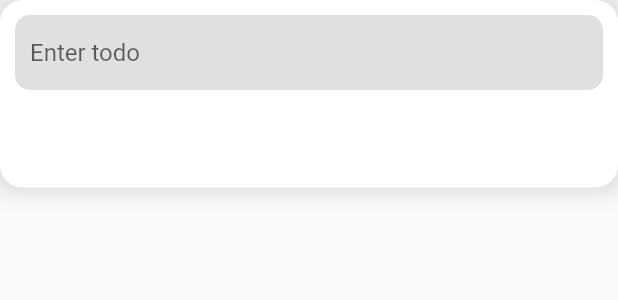
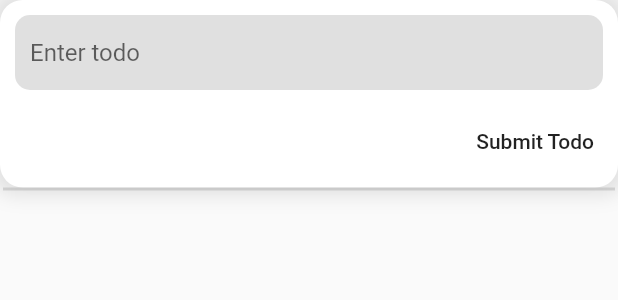
Before and after one commit to adso023/Flutter-Todo, a Flutter app: the TodoBottomSheet widget shown alone on an empty page, opened directly, on a phone screen of 412 x 824 dp. Shown: the top 300 px of the screen. Run offline on Flutter 3.47's test engine with Material 2 defaults, Android fonts, the phone set to English and light mode, and no system bars; our stand-ins replace cloud_firestore, firebase_auth, firebase_core, google_fonts; accounts and stored records are empty; Roboto replaces fonts that are missing (Peddana).

Commit message:
New todo add function firebase

```diff
--- a/lib/src/screens/home.dart
+++ b/lib/src/screens/home.dart
@@ -54,7 +54,9 @@ class _HomeState extends State<Home> {
                     tooltip: 'Add new todo',
                     onPressed: () {
                       var bottomSheetController = _scaffoldState.currentState
-                          .showBottomSheet((context) => TodoBottomSheet());
+                          .showBottomSheet((context) => TodoBottomSheet(
+                                owner: model.data.uid,
+                              ));
                       setState(() {
                         _showFab = false;
                       });
--- a/lib/src/screens/newTodo.dart
+++ b/lib/src/screens/newTodo.dart
@@ -1,17 +1,24 @@
 import 'package:flutter/material.dart';
+import 'package:flutter_todo/src/auth/firestore.dart';
+import 'package:flutter_todo/src/models/TodoModel.dart';
+import 'package:google_fonts/google_fonts.dart';
 
 class TodoBottomSheet extends StatefulWidget {
+  final owner;
+  TodoBottomSheet({this.owner});
   createState() => _TodoBSState();
 }
 
 class _TodoBSState extends State<TodoBottomSheet> {
   TextEditingController _controller;
+  bool _submitting;
 
   @override
   void initState() {
     super.initState();
 
     _controller = TextEditingController();
+    _submitting = false;
   }
 
   @override
@@ -19,12 +26,11 @@ class _TodoBSState extends State<TodoBottomSheet> {
     return Container(
       height: 125.0,
       decoration: BoxDecoration(
-        color: Colors.white,
-        borderRadius: BorderRadius.all(Radius.circular(15)),
-        boxShadow: [
-          BoxShadow(blurRadius: 10, color: Colors.grey[300], spreadRadius: 5),
-        ]
-      ),
+          color: Colors.white,
+          borderRadius: BorderRadius.all(Radius.circular(15)),
+          boxShadow: [
+            BoxShadow(blurRadius: 10, color: Colors.grey[300], spreadRadius: 5),
+          ]),
       child: Column(
         mainAxisSize: MainAxisSize.min,
         children: [
@@ -33,11 +39,42 @@ class _TodoBSState extends State<TodoBottomSheet> {
             alignment: Alignment.center,
             padding: const EdgeInsets.symmetric(horizontal: 10, vertical: 10),
             margin: const EdgeInsets.symmetric(horizontal: 10, vertical: 10),
-            decoration: BoxDecoration(color: Colors.grey[300], borderRadius: BorderRadius.circular(10)),
+            decoration: BoxDecoration(
+                color: Colors.grey[300],
+                borderRadius: BorderRadius.circular(10)),
             child: TextField(
-              decoration: InputDecoration.collapsed(hintText: 'Enter todo')
-            ),
-          )
+                controller: _controller,
+                style: GoogleFonts.peddana(),
+                decoration: InputDecoration.collapsed(
+                    hintText: 'Enter todo', hintStyle: GoogleFonts.peddana())),
+          ),
+          Container(
+            alignment: Alignment.centerRight,
+            child: (_submitting)
+                ? CircularProgressIndicator()
+                : MaterialButton(
+                    child: Text(
+                      'Submit Todo',
+                      style: GoogleFonts.peddana(),
+                    ),
+                    onPressed: () async {
+                      setState(() {
+                        _submitting = true;
+                      });
+                      TodoModel tm = TodoModel(
+                          completed: false,
+                          owner: widget.owner,
+                          todo: _controller.text);
+                      bool res = await Firestore().addTodo(tm);
+                      setState(() {
+                        _submitting = false;
+                      });
+                      return (!res) ? Container() : Navigator.pop(context);
+                    },
+                  ),
+          ),
+          Divider(indent: 2.0, endIndent: 2.0, thickness: 2.0),
+
         ],
       ),
     );
```
